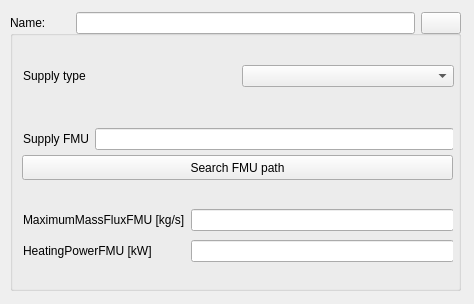
The window that SIM-VICUS/src/SVDBSupplySystemEditWidget.ui (ghorwin/SIM-VICUS) describes before a commit, drawn with Qt 5.
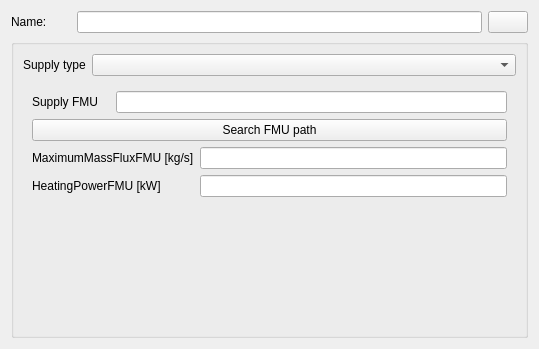
The same window after the commit. Custom widgets are drawn as their Qt base class.

```diff
--- a/SIM-VICUS/src/SVDBSupplySystemEditWidget.ui
+++ b/SIM-VICUS/src/SVDBSupplySystemEditWidget.ui
@@ -6,22 +6,54 @@
    <rect>
     <x>0</x>
     <y>0</y>
-    <width>474</width>
-    <height>304</height>
+    <width>539</width>
+    <height>349</height>
    </rect>
   </property>
+  <property name="sizePolicy">
+   <sizepolicy hsizetype="Expanding" vsizetype="Preferred">
+    <horstretch>0</horstretch>
+    <verstretch>0</verstretch>
+   </sizepolicy>
+  </property>
   <property name="windowTitle">
    <string>Form</string>
   </property>
+  <layout class="QGridLayout" name="gridLayout">
+   <item row="0" column="0">
+    <widget class="QLabel" name="labelDisplayName">
+     <property name="minimumSize">
+      <size>
+       <width>60</width>
+       <height>0</height>
+      </size>
+     </property>
+     <property name="text">
+      <string>Name:</string>
+     </property>
+    </widget>
+   </item>
+   <item row="0" column="1">
+    <widget class="QtExt::LanguageStringEditWidget1" name="lineEditName"/>
+   </item>
+   <item row="0" column="2">
+    <widget class="QtExt::ColorButton" name="pushButtonColor">
+     <property name="sizePolicy">
+      <sizepolicy hsizetype="Fixed" vsizetype="Fixed">
+       <horstretch>0</horstretch>
+       <verstretch>0</verstretch>
+      </sizepolicy>
+     </property>
+     <property name="minimumSize">
+      <size>
+       <width>40</width>
+       <height>0</height>
+      </size>
+     </property>
+    </widget>
+   </item>
+   <item row="1" column="0" colspan="3">
   <widget class="QGroupBox" name="groupBox">
-   <property name="geometry">
-    <rect>
-     <x>10</x>
-     <y>30</y>
-     <width>451</width>
-     <height>261</height>
-    </rect>
-   </property>
    <property name="sizePolicy">
     <sizepolicy hsizetype="Expanding" vsizetype="Preferred">
      <horstretch>0</horstretch>
@@ -31,14 +63,37 @@
    <property name="title">
     <string/>
    </property>
+     <layout class="QFormLayout" name="formLayout">
+      <item row="0" column="0">
+       <widget class="QLabel" name="label">
+        <property name="sizePolicy">
+         <sizepolicy hsizetype="Preferred" vsizetype="Preferred">
+          <horstretch>0</horstretch>
+          <verstretch>0</verstretch>
+         </sizepolicy>
+        </property>
+        <property name="text">
+         <string>Supply type</string>
+        </property>
+       </widget>
+      </item>
+      <item row="0" column="1">
+       <widget class="QComboBox" name="comboBoxSupplyType">
+        <property name="sizePolicy">
+         <sizepolicy hsizetype="Expanding" vsizetype="Fixed">
+          <horstretch>0</horstretch>
+          <verstretch>0</verstretch>
+         </sizepolicy>
+        </property>
+       </widget>
+      </item>
+      <item row="1" column="0" colspan="2">
    <widget class="QStackedWidget" name="stackedWidgetSupply">
-    <property name="geometry">
-     <rect>
-      <x>12</x>
-      <y>65</y>
-      <width>431</width>
-      <height>174</height>
-     </rect>
+        <property name="sizePolicy">
+         <sizepolicy hsizetype="Expanding" vsizetype="Preferred">
+          <horstretch>0</horstretch>
+          <verstretch>0</verstretch>
+         </sizepolicy>
     </property>
     <property name="currentIndex">
      <number>3</number>
@@ -80,29 +135,7 @@
     <widget class="QWidget" name="pageSubNetwork"/>
     <widget class="QWidget" name="pageDatabaseFMU"/>
     <widget class="QWidget" name="pageUserDefinedFMU">
-     <widget class="QPushButton" name="pushButtonFMUPath">
-      <property name="geometry">
-       <rect>
-        <x>0</x>
-        <y>60</y>
-        <width>431</width>
-        <height>25</height>
-       </rect>
-      </property>
-      <property name="text">
-       <string>Search FMU path</string>
-      </property>
-     </widget>
-     <widget class="QWidget" name="layoutWidget">
-      <property name="geometry">
-       <rect>
-        <x>1</x>
-        <y>31</y>
-        <width>431</width>
-        <height>27</height>
-       </rect>
-      </property>
-      <layout class="QGridLayout" name="gridLayout_3">
+         <layout class="QGridLayout" name="gridLayout_2">
        <item row="0" column="0">
         <widget class="QLabel" name="label_6">
          <property name="text">
@@ -110,123 +143,66 @@
          </property>
         </widget>
        </item>
-       <item row="0" column="1">
+          <item row="0" column="1" colspan="2">
         <widget class="QLineEdit" name="lineEditSupplyFMUName"/>
        </item>
-      </layout>
-     </widget>
-     <widget class="QWidget" name="layoutWidget">
-      <property name="geometry">
-       <rect>
-        <x>1</x>
-        <y>111</y>
-        <width>431</width>
-        <height>60</height>
-       </rect>
-      </property>
-      <layout class="QGridLayout" name="gridLayout_4">
-       <item row="0" column="0">
+          <item row="2" column="0" colspan="2">
         <widget class="QLabel" name="label_4">
          <property name="text">
           <string>MaximumMassFluxFMU [kg/s]</string>
          </property>
         </widget>
        </item>
-       <item row="1" column="0">
+          <item row="2" column="2">
+           <widget class="QtExt::ValidatingLineEdit" name="lineEditMaxMassFluxFMU"/>
+          </item>
+          <item row="3" column="0" colspan="2">
         <widget class="QLabel" name="label_5">
          <property name="text">
           <string>HeatingPowerFMU [kW]</string>
          </property>
         </widget>
        </item>
-       <item row="0" column="1">
-        <widget class="QtExt::ValidatingLineEdit" name="lineEditMaxMassFluxFMU"/>
-       </item>
-       <item row="1" column="1">
+          <item row="3" column="2">
         <widget class="QtExt::ValidatingLineEdit" name="lineEditHeatingPowerFMU"/>
        </item>
-      </layout>
-     </widget>
+          <item row="4" column="0">
+           <spacer name="verticalSpacer">
+            <property name="orientation">
+             <enum>Qt::Vertical</enum>
+            </property>
+            <property name="sizeHint" stdset="0">
+             <size>
+              <width>20</width>
+              <height>40</height>
+             </size>
+            </property>
+           </spacer>
+          </item>
+          <item row="1" column="0" colspan="3">
+           <widget class="QPushButton" name="pushButtonFMUPath">
+            <property name="sizePolicy">
+             <sizepolicy hsizetype="Expanding" vsizetype="Fixed">
+              <horstretch>0</horstretch>
+              <verstretch>0</verstretch>
+             </sizepolicy>
+            </property>
+            <property name="text">
+             <string>Search FMU path</string>
+            </property>
+           </widget>
+          </item>
+         </layout>
     </widget>
     <widget class="QWidget" name="pageEmpty"/>
    </widget>
-   <widget class="QWidget" name="layoutWidget">
-    <property name="geometry">
-     <rect>
-      <x>13</x>
-      <y>33</y>
-      <width>431</width>
-      <height>27</height>
-     </rect>
-    </property>
-    <layout class="QGridLayout" name="gridLayout_2">
-     <item row="0" column="0">
-      <widget class="QLabel" name="label">
-       <property name="text">
-        <string>Supply type</string>
-       </property>
-      </widget>
-     </item>
-     <item row="0" column="1">
-      <widget class="QComboBox" name="comboBoxSupplyType"/>
-     </item>
-    </layout>
-   </widget>
-  </widget>
-  <widget class="QWidget" name="layoutWidget">
-   <property name="geometry">
-    <rect>
-     <x>10</x>
-     <y>10</y>
-     <width>451</width>
-     <height>27</height>
-    </rect>
-   </property>
-   <layout class="QGridLayout" name="gridLayout">
-    <item row="0" column="0">
-     <widget class="QLabel" name="labelDisplayName">
-      <property name="minimumSize">
-       <size>
-        <width>60</width>
-        <height>0</height>
-       </size>
-      </property>
-      <property name="text">
-       <string>Name:</string>
-      </property>
-     </widget>
-    </item>
-    <item row="0" column="1">
-     <widget class="QtExt::LanguageStringEditWidget1" name="lineEditName"/>
-    </item>
-    <item row="0" column="2">
-     <widget class="QtExt::ColorButton" name="pushButtonColor">
-      <property name="sizePolicy">
-       <sizepolicy hsizetype="Fixed" vsizetype="Fixed">
-        <horstretch>0</horstretch>
-        <verstretch>0</verstretch>
-       </sizepolicy>
-      </property>
-      <property name="minimumSize">
-       <size>
-        <width>40</width>
-        <height>0</height>
-       </size>
-      </property>
-     </widget>
-    </item>
-   </layout>
-  </widget>
+      </item>
+     </layout>
+    </widget>
+   </item>
+  </layout>
  </widget>
  <customwidgets>
-  <customwidget>
-   <class>QtExt::ValidatingLineEdit</class>
-   <extends>QLineEdit</extends>
-   <header location="global">QtExt_ValidatingLineEdit.h</header>
-   <slots>
-    <signal>editingFinishedSuccessfully()</signal>
-   </slots>
-  </customwidget>
   <customwidget>
    <class>QtExt::ColorButton</class>
    <extends>QPushButton</extends>
@@ -238,6 +214,14 @@
    <header location="global">QtExt_LanguageStringEditWidget1.h</header>
    <container>1</container>
   </customwidget>
+  <customwidget>
+   <class>QtExt::ValidatingLineEdit</class>
+   <extends>QLineEdit</extends>
+   <header location="global">QtExt_ValidatingLineEdit.h</header>
+   <slots>
+    <signal>editingFinishedSuccessfully()</signal>
+   </slots>
+  </customwidget>
  </customwidgets>
  <resources/>
  <connections/>
```
Left out of the diff: 31 changed lines with no effect on the pictures. Lines whose indentation alone changed are shown as unchanged.
